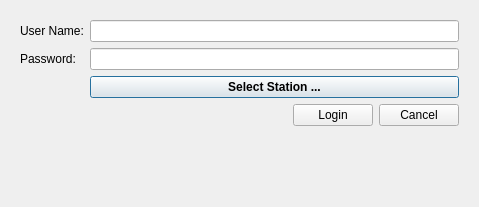
pgathogo/raven, file rave/security/loginform.ui: the form before one commit.
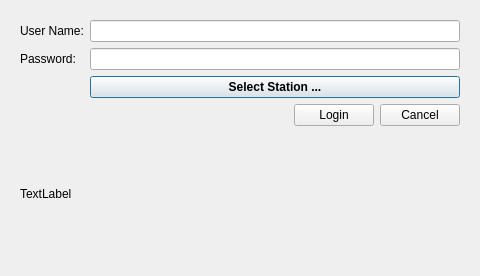
The form after the commit.

What changed in the file:
```diff
--- a/rave/security/loginform.ui
+++ b/rave/security/loginform.ui
@@ -6,33 +6,41 @@
    <rect>
     <x>0</x>
     <y>0</y>
-    <width>479</width>
-    <height>207</height>
+    <width>480</width>
+    <height>276</height>
    </rect>
   </property>
+  <property name="sizePolicy">
+   <sizepolicy hsizetype="Fixed" vsizetype="Fixed">
+    <horstretch>0</horstretch>
+    <verstretch>0</verstretch>
+   </sizepolicy>
+  </property>
+  <property name="minimumSize">
+   <size>
+    <width>480</width>
+    <height>220</height>
+   </size>
+  </property>
+  <property name="maximumSize">
+   <size>
+    <width>480</width>
+    <height>280</height>
+   </size>
+  </property>
   <property name="windowTitle">
    <string>Dialog</string>
   </property>
-  <layout class="QVBoxLayout" name="verticalLayout">
+  <layout class="QVBoxLayout" name="verticalLayout_5">
    <item>
     <widget class="QStackedWidget" name="swMain">
      <widget class="QWidget" name="pgLogin">
-      <layout class="QVBoxLayout" name="verticalLayout_2">
+      <layout class="QVBoxLayout" name="verticalLayout_4">
        <item>
         <layout class="QVBoxLayout" name="vlNotice"/>
        </item>
        <item>
-        <layout class="QGridLayout" name="gridLayout" rowminimumheight="0,0,0">
-         <item row="0" column="1">
-          <widget class="QLineEdit" name="edtUsername"/>
-         </item>
-         <item row="0" column="0">
-          <widget class="QLabel" name="label">
-           <property name="text">
-            <string>User Name:</string>
-           </property>
-          </widget>
-         </item>
+        <layout class="QGridLayout" name="gridLayout">
          <item row="1" column="1">
           <widget class="QLineEdit" name="edtPassword">
            <property name="echoMode">
@@ -40,13 +48,6 @@
            </property>
           </widget>
          </item>
-         <item row="1" column="0">
-          <widget class="QLabel" name="label_2">
-           <property name="text">
-            <string>Password:</string>
-           </property>
-          </widget>
-         </item>
          <item row="2" column="1">
           <widget class="QPushButton" name="btnSelect">
            <property name="font">
@@ -59,6 +60,23 @@
            </property>
           </widget>
          </item>
+         <item row="0" column="0">
+          <widget class="QLabel" name="label">
+           <property name="text">
+            <string>User Name:</string>
+           </property>
+          </widget>
+         </item>
+         <item row="0" column="1">
+          <widget class="QLineEdit" name="edtUsername"/>
+         </item>
+         <item row="1" column="0">
+          <widget class="QLabel" name="label_2">
+           <property name="text">
+            <string>Password:</string>
+           </property>
+          </widget>
+         </item>
         </layout>
        </item>
        <item>
@@ -92,6 +110,34 @@
          </item>
         </layout>
        </item>
+       <item>
+        <layout class="QHBoxLayout" name="horizontalLayout_4">
+         <item>
+          <layout class="QVBoxLayout" name="verticalLayout">
+           <item>
+            <widget class="QLabel" name="lblImage">
+             <property name="text">
+              <string>TextLabel</string>
+             </property>
+            </widget>
+           </item>
+          </layout>
+         </item>
+         <item>
+          <spacer name="horizontalSpacer_4">
+           <property name="orientation">
+            <enum>Qt::Horizontal</enum>
+           </property>
+           <property name="sizeHint" stdset="0">
+            <size>
+             <width>40</width>
+             <height>20</height>
+            </size>
+           </property>
+          </spacer>
+         </item>
+        </layout>
+       </item>
       </layout>
      </widget>
      <widget class="QWidget" name="pgReset">
@@ -208,24 +254,39 @@
          </item>
         </layout>
        </item>
+       <item>
+        <layout class="QHBoxLayout" name="horizontalLayout_5">
+         <item>
+          <layout class="QVBoxLayout" name="verticalLayout_2">
+           <item>
+            <widget class="QLabel" name="lblImageReset">
+             <property name="text">
+              <string>TextLabel</string>
+             </property>
+            </widget>
+           </item>
+          </layout>
+         </item>
+         <item>
+          <spacer name="horizontalSpacer_5">
+           <property name="orientation">
+            <enum>Qt::Horizontal</enum>
+           </property>
+           <property name="sizeHint" stdset="0">
+            <size>
+             <width>40</width>
+             <height>20</height>
+            </size>
+           </property>
+          </spacer>
+         </item>
+        </layout>
+       </item>
       </layout>
      </widget>
      <widget class="QWidget" name="page_2"/>
     </widget>
    </item>
-   <item>
-    <spacer name="verticalSpacer">
-     <property name="orientation">
-      <enum>Qt::Vertical</enum>
-     </property>
-     <property name="sizeHint" stdset="0">
-      <size>
-       <width>20</width>
-       <height>40</height>
-      </size>
-     </property>
-    </spacer>
-   </item>
   </layout>
  </widget>
  <resources/>
```
Left out of the diff: 11 changed lines with no effect on the pictures.
